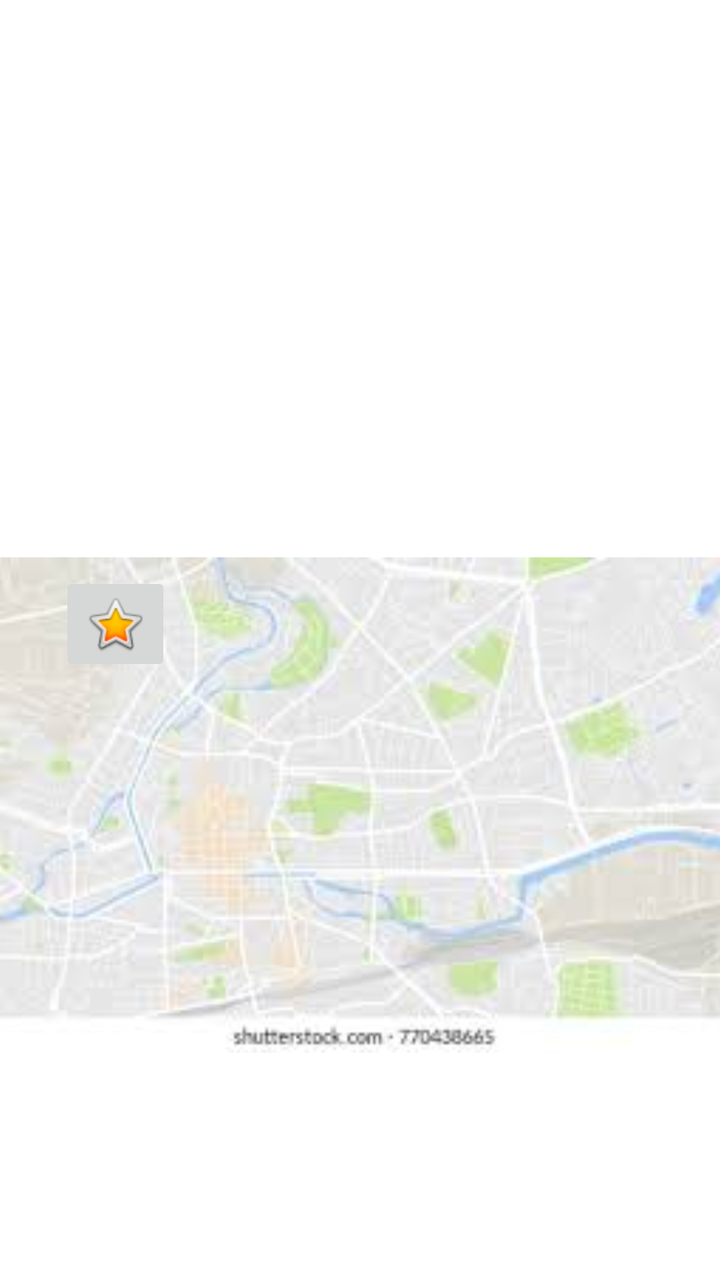
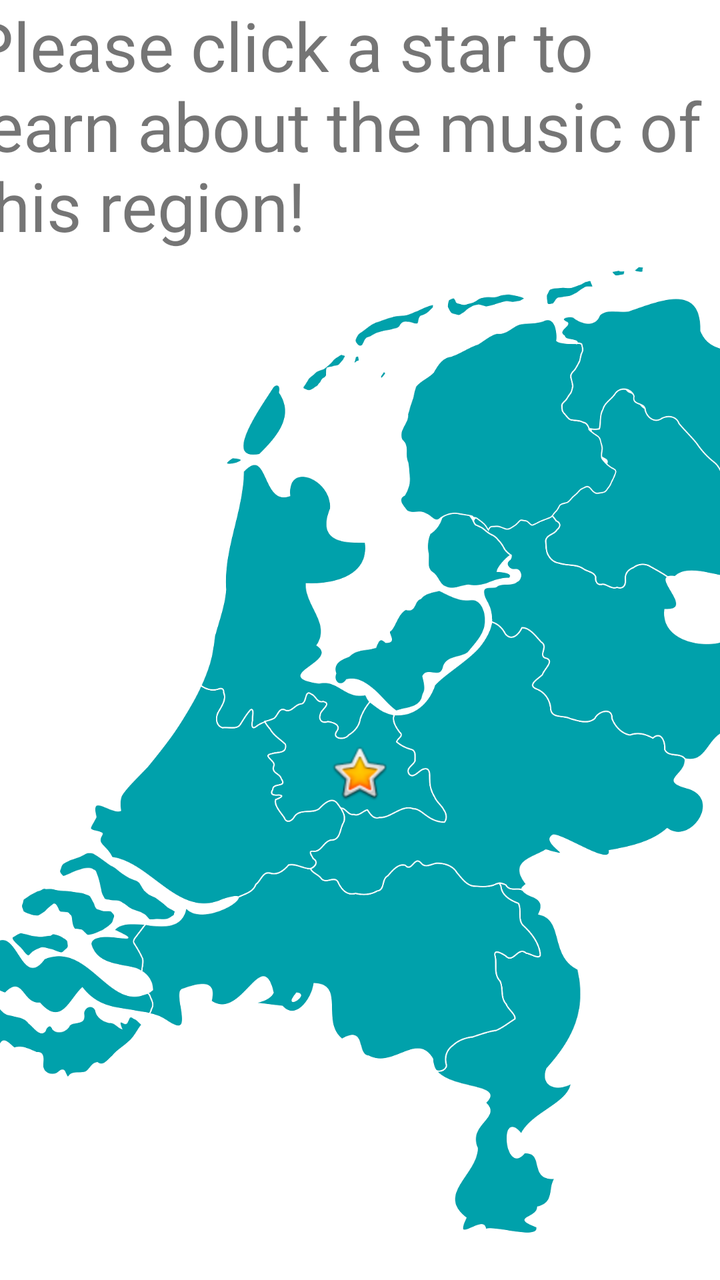

Compare the two renders of this Android layout. The source of the first and the diff that turns it into the second are given below.
<!-- AndroidManifest.xml: application theme Theme.TravelNoise -->
<!-- res/layout/fragment_home.xml -->
<?xml version="1.0" encoding="utf-8"?>
<androidx.constraintlayout.widget.ConstraintLayout xmlns:android="http://schemas.android.com/apk/res/android"
    xmlns:app="http://schemas.android.com/apk/res-auto"
    xmlns:tools="http://schemas.android.com/tools"
    android:layout_width="match_parent"
    android:layout_height="match_parent"
    tools:context=".ui.home.HomeFragment">
    

    <ImageView
        android:id="@+id/imageView"
        android:layout_width="409dp"
        android:layout_height="729dp"
        android:layout_marginTop="38dp"
        android:layout_marginBottom="68dp"
        android:contentDescription="@string/tempmapimageprototype"
        android:src="@drawable/map"
        app:layout_constraintBottom_toBottomOf="parent"
        app:layout_constraintEnd_toEndOf="parent"
        app:layout_constraintHorizontal_bias="0.48"
        app:layout_constraintStart_toStartOf="parent"
        app:layout_constraintTop_toTopOf="parent"
        app:layout_constraintVertical_bias="0.0" />

    <ImageButton
        android:id="@+id/imageButton"
        android:layout_width="wrap_content"
        android:layout_height="wrap_content"
        android:layout_marginStart="53dp"
        android:layout_marginTop="248dp"
        android:src="@android:drawable/btn_star_big_on"
        app:layout_constraintStart_toStartOf="@+id/imageView"
        app:layout_constraintTop_toTopOf="@+id/imageView" />
</androidx.constraintlayout.widget.ConstraintLayout>
<!-- resources referenced by this layout -->
<resources>
  <!-- drawable map: jpeg bitmap (drawable, 5501 bytes) -->
  <string name="tempmapimageprototype">TempMapImagePrototype</string>
  <style name="Theme.TravelNoise" parent="Theme.MaterialComponents.DayNight.DarkActionBar">
          
          <item name="colorPrimary">@color/purple_500</item>
          <item name="colorPrimaryVariant">@color/purple_700</item>
          <item name="colorOnPrimary">@color/white</item>
          
          <item name="colorSecondary">@color/teal_200</item>
          <item name="colorSecondaryVariant">@color/teal_700</item>
          <item name="colorOnSecondary">@color/black</item>
          
          <item name="android:statusBarColor">?attr/colorPrimaryVariant</item>
          
      </style>
  <color name="purple_500">#FF6200EE</color>
  <color name="purple_700">#FF3700B3</color>
  <color name="white">#FFFFFFFF</color>
  <color name="teal_200">#FF03DAC5</color>
  <color name="teal_700">#FF018786</color>
  <color name="black">#FF000000</color>
</resources>

<!-- the commit's change to res/layout/fragment_home.xml (unified diff, before → after) -->
@@ -11,24 +11,34 @@
         android:id="@+id/imageView"
         android:layout_width="409dp"
         android:layout_height="729dp"
-        android:layout_marginTop="38dp"
+        android:layout_marginTop="100dp"
         android:layout_marginBottom="68dp"
         android:contentDescription="@string/tempmapimageprototype"
-        android:src="@drawable/map"
+        android:src="@drawable/netherlands_map"
         app:layout_constraintBottom_toBottomOf="parent"
         app:layout_constraintEnd_toEndOf="parent"
-        app:layout_constraintHorizontal_bias="0.48"
         app:layout_constraintStart_toStartOf="parent"
         app:layout_constraintTop_toTopOf="parent"
-        app:layout_constraintVertical_bias="0.0" />
+        app:layout_constraintVertical_bias="0.349" />
 
     <ImageButton
         android:id="@+id/imageButton"
         android:layout_width="wrap_content"
         android:layout_height="wrap_content"
-        android:layout_marginStart="53dp"
-        android:layout_marginTop="248dp"
+        android:layout_marginStart="188dp"
+        android:layout_marginTop="360dp"
+        android:background="#00FFFFFF"
         android:src="@android:drawable/btn_star_big_on"
+        android:tint="#00FFFFFF"
         app:layout_constraintStart_toStartOf="@+id/imageView"
         app:layout_constraintTop_toTopOf="@+id/imageView" />
+
+    <TextView
+        android:id="@+id/ExplainText"
+        android:layout_width="384dp"
+        android:layout_height="165dp"
+        android:layout_marginStart="-400dp"
+        android:text="Please click a star to learn about the music of this region!"
+        android:textSize="34sp"
+        app:layout_constraintStart_toEndOf="@+id/imageView" />
 </androidx.constraintlayout.widget.ConstraintLayout>
<!-- resource entries referenced after the edit -->
@@ -1,6 +1,6 @@
 <!-- resources referenced by this layout -->
 <resources>
-  <!-- drawable map: jpeg bitmap (drawable, 5501 bytes) -->
+  <!-- drawable netherlands_map: png bitmap (drawable, 223873 bytes) -->
   <string name="tempmapimageprototype">TempMapImagePrototype</string>
   <style name="Theme.TravelNoise" parent="Theme.MaterialComponents.DayNight.DarkActionBar">
           
